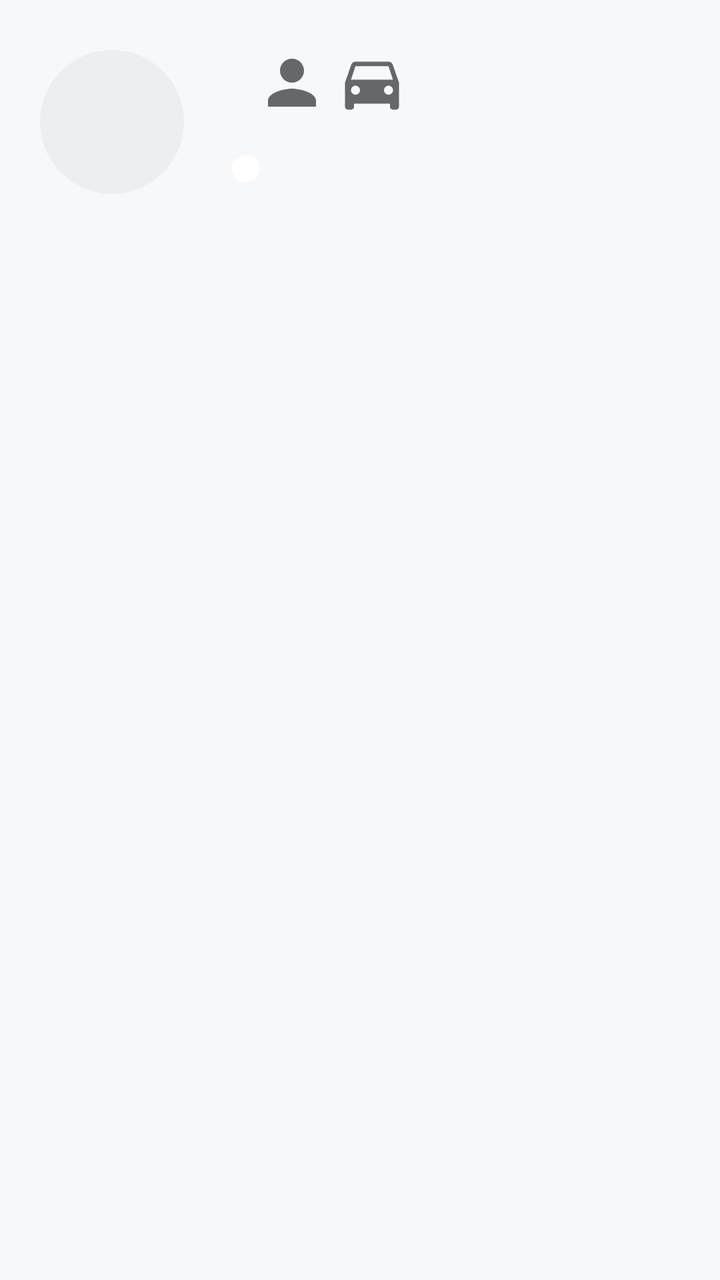
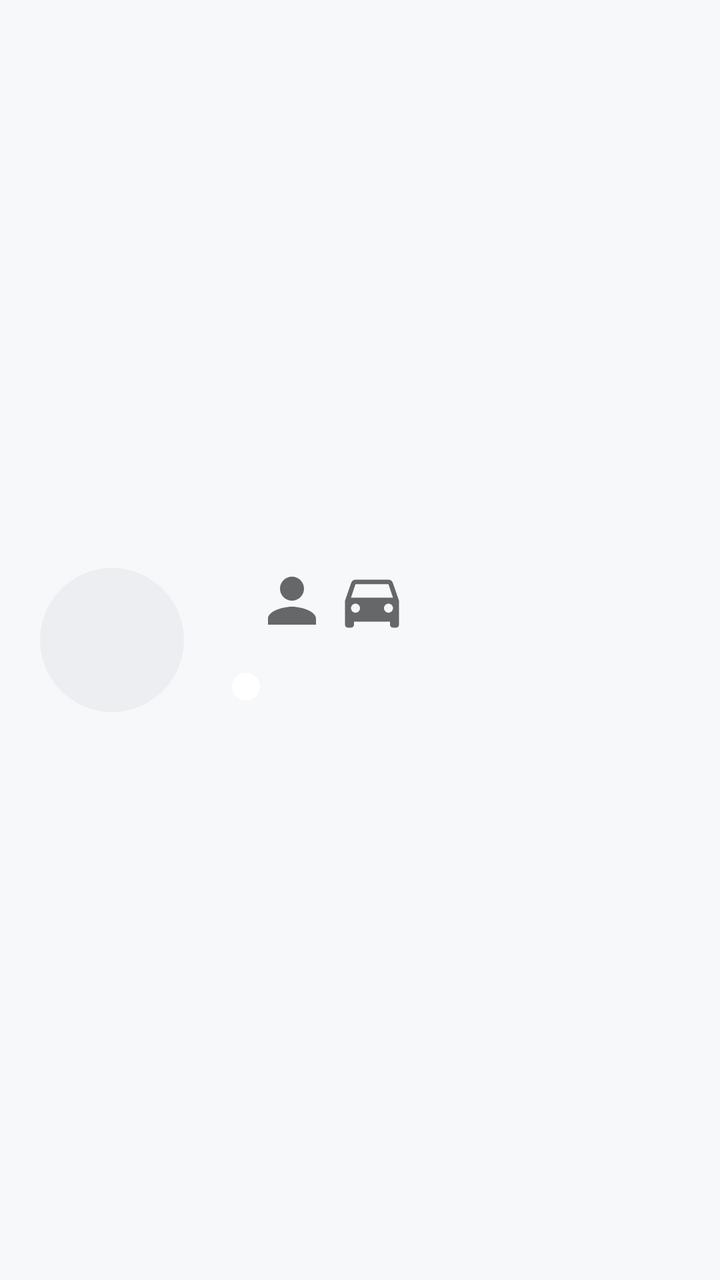

Two renders of the same Android screen: before a commit and after it. Below are the layout's source before the change and the commit's diff.
<!-- AndroidManifest.xml: application theme Theme.PleosFinder -->
<!-- res/layout/item_contact.xml -->
<?xml version="1.0" encoding="utf-8"?>
<LinearLayout xmlns:android="http://schemas.android.com/apk/res/android"
    android:layout_width="match_parent"
    android:layout_height="wrap_content"
    android:background="@drawable/pleos_bg_row"
    android:orientation="vertical"
    android:padding="20dp">

    <LinearLayout
        android:layout_width="match_parent"
        android:layout_height="wrap_content"
        android:gravity="center_vertical"
        android:orientation="horizontal">

        <TextView
            android:id="@+id/avatar"
            android:layout_width="72dp"
            android:layout_height="72dp"
            android:background="@drawable/pleos_bg_avatar"
            android:gravity="center"
            android:textAppearance="@style/TextAppearance.Pleos.TitleSmall" />

        <LinearLayout
            android:layout_width="0dp"
            android:layout_height="wrap_content"
            android:layout_marginStart="24dp"
            android:layout_weight="1"
            android:orientation="vertical">

            <LinearLayout
                android:layout_width="wrap_content"
                android:layout_height="wrap_content"
                android:gravity="center_vertical"
                android:orientation="horizontal">

                <TextView
                    android:id="@+id/name"
                    android:layout_width="wrap_content"
                    android:layout_height="wrap_content"
                    android:textAppearance="@style/TextAppearance.Pleos.TitleSmall" />

                <ImageView
                    android:id="@+id/personIcon"
                    android:layout_width="36dp"
                    android:layout_height="36dp"
                    android:layout_marginStart="12dp"
                    android:contentDescription="Finder 폰 앱 사용"
                    android:src="@drawable/pleos_ic_person" />

                <ImageView
                    android:id="@+id/carIcon"
                    android:layout_width="36dp"
                    android:layout_height="36dp"
                    android:layout_marginStart="4dp"
                    android:contentDescription="Pleos 차량 운전"
                    android:src="@drawable/pleos_ic_car" />
            </LinearLayout>

            <LinearLayout
                android:layout_width="wrap_content"
                android:layout_height="wrap_content"
                android:layout_marginTop="4dp"
                android:gravity="center_vertical"
                android:orientation="horizontal">

                <View
                    android:id="@+id/dot"
                    android:layout_width="14dp"
                    android:layout_height="14dp"
                    android:layout_marginEnd="10dp"
                    android:background="@drawable/pleos_dot" />

                <TextView
                    android:id="@+id/status"
                    android:layout_width="wrap_content"
                    android:layout_height="wrap_content"
                    android:textAppearance="@style/TextAppearance.Pleos.BodySmall" />
            </LinearLayout>
        </LinearLayout>
    </LinearLayout>

    <LinearLayout
        android:id="@+id/actions"
        android:layout_width="match_parent"
        android:layout_height="wrap_content"
        android:layout_marginTop="20dp"
        android:orientation="horizontal"
        android:visibility="gone" />
</LinearLayout>
<!-- resources referenced by this layout -->
<resources>
  <!-- drawable pleos_bg_avatar (drawable) -->
  <?xml version="1.0" encoding="utf-8"?>
  <shape xmlns:android="http://schemas.android.com/apk/res/android" android:shape="oval">
      <solid android:color="@color/pleos_surface_high" />
  </shape>
  <!-- drawable pleos_dot (drawable) -->
  <?xml version="1.0" encoding="utf-8"?>
  <shape xmlns:android="http://schemas.android.com/apk/res/android" android:shape="oval">
      <solid android:color="@android:color/white" />
  </shape>
  <!-- drawable pleos_ic_person (drawable) -->
  <?xml version="1.0" encoding="utf-8"?>
  <vector xmlns:android="http://schemas.android.com/apk/res/android"
      android:width="24dp" android:height="24dp" android:viewportWidth="24" android:viewportHeight="24"
      android:tint="@color/pleos_text_tertiary">
      <path android:fillColor="@android:color/white"
          android:pathData="M12,12c2.21,0 4,-1.79 4,-4s-1.79,-4 -4,-4 -4,1.79 -4,4 1.79,4 4,4zM12,14c-2.67,0 -8,1.34 -8,4v2h16v-2c0,-2.66 -5.33,-4 -8,-4z" />
  </vector>
  <style name="TextAppearance.Pleos.BodySmall" parent="">
          <item name="android:textSize">@dimen/pleos_text_body_small</item>
          <item name="android:textColor">@color/pleos_text_tertiary</item>
          <item name="android:lineSpacingMultiplier">1.2</item>
      </style>
  <style name="TextAppearance.Pleos.TitleSmall" parent="">
          <item name="android:textSize">@dimen/pleos_text_title_small</item>
          <item name="android:textStyle">bold</item>
          <item name="android:textColor">@color/pleos_text_primary</item>
      </style>
  <color name="pleos_surface_high">@color/pleos_basic_100</color>
  <color name="pleos_button_basic_pressed">#1A131417</color>
  <dimen name="pleos_button_radius_medium">24dp</dimen>
  <color name="pleos_button_basic_enabled">#0D131417</color>
  <color name="pleos_text_tertiary">#A3131417</color>
  <dimen name="pleos_text_body_small">26sp</dimen>
  <dimen name="pleos_text_title_small">32sp</dimen>
  <color name="pleos_text_primary">#FF131417</color>
  <color name="pleos_basic_600">#44464E</color>
  <color name="pleos_basic_700">#313236</color>
  <color name="pleos_text_on_filled">#FFFFFFFF</color>
  <color name="pleos_informative_active">#02C265</color>
  <color name="pleos_basic_00">#FFFFFF</color>
  <color name="pleos_background_primary">@color/pleos_basic_50</color>
  <color name="pleos_text_secondary">#D6131417</color>
  <color name="pleos_basic_100">#EDEEF2</color>
  <color name="pleos_basic_50">#F7F8FA</color>
  <style name="Pleos.DialogTitle" parent="">
          <item name="android:textAppearance">@style/TextAppearance.Pleos.TitleSmall</item>
      </style>
  <style name="TextAppearance.Pleos.Body" parent="">
          <item name="android:textSize">@dimen/pleos_text_body</item>
          <item name="android:textColor">@color/pleos_text_secondary</item>
          <item name="android:lineSpacingMultiplier">1.2</item>
      </style>
  <color name="pleos_surface_basic">@color/pleos_basic_00</color>
  <style name="Widget.Pleos.Button.Filled">
          <item name="android:minHeight">@dimen/pleos_button_height_large</item>
          <item name="android:background">@drawable/pleos_bg_button_filled</item>
          <item name="android:textColor">@color/pleos_button_text_filled</item>
      </style>
  <style name="Widget.Pleos.Button.Basic">
          <item name="android:minHeight">@dimen/pleos_button_height_medium</item>
          <item name="android:background">@drawable/pleos_bg_button_basic</item>
          <item name="android:textColor">@color/pleos_button_text_basic</item>
      </style>
  <dimen name="pleos_text_body">28sp</dimen>
  <dimen name="pleos_button_height_large">100dp</dimen>
  <dimen name="pleos_button_height_medium">80dp</dimen>
  <color name="pleos_button_disabled">#0D131417</color>
  <dimen name="pleos_button_radius_large">32dp</dimen>
  <color name="pleos_button_filled_pressed">@color/pleos_basic_700</color>
  <color name="pleos_button_filled_enabled">@color/pleos_basic_600</color>
  <!-- unchanged entries left out for length: 6 -->
</resources>

<!-- the commit's change to res/layout/item_contact.xml (unified diff, before → after) -->
@@ -3,87 +3,89 @@
     android:layout_width="match_parent"
     android:layout_height="wrap_content"
     android:background="@drawable/pleos_bg_row"
-    android:orientation="vertical"
-    android:padding="20dp">
+    android:gravity="center_vertical"
+    android:minHeight="128dp"
+    android:orientation="horizontal"
+    android:paddingStart="20dp"
+    android:paddingTop="16dp"
+    android:paddingEnd="20dp"
+    android:paddingBottom="16dp">
+
+    <TextView
+        android:id="@+id/avatar"
+        android:layout_width="72dp"
+        android:layout_height="72dp"
+        android:background="@drawable/pleos_bg_avatar"
+        android:gravity="center"
+        android:textAppearance="@style/TextAppearance.Pleos.TitleSmall" />
 
     <LinearLayout
-        android:layout_width="match_parent"
+        android:layout_width="0dp"
         android:layout_height="wrap_content"
-        android:gravity="center_vertical"
-        android:orientation="horizontal">
-
-        <TextView
-            android:id="@+id/avatar"
-            android:layout_width="72dp"
-            android:layout_height="72dp"
-            android:background="@drawable/pleos_bg_avatar"
-            android:gravity="center"
-            android:textAppearance="@style/TextAppearance.Pleos.TitleSmall" />
+        android:layout_marginStart="24dp"
+        android:layout_weight="1"
+        android:orientation="vertical">
 
         <LinearLayout
-            android:layout_width="0dp"
+            android:layout_width="wrap_content"
             android:layout_height="wrap_content"
-            android:layout_marginStart="24dp"
-            android:layout_weight="1"
-            android:orientation="vertical">
+            android:gravity="center_vertical"
+            android:orientation="horizontal">
 
-            <LinearLayout
+            <TextView
+                android:id="@+id/name"
                 android:layout_width="wrap_content"
                 android:layout_height="wrap_content"
-                android:gravity="center_vertical"
-                android:orientation="horizontal">
+                android:maxLines="1"
+                android:textAppearance="@style/TextAppearance.Pleos.TitleSmall" />
 
-                <TextView
-                    android:id="@+id/name"
-                    android:layout_width="wrap_content"
-                    android:layout_height="wrap_content"
-                    android:textAppearance="@style/TextAppearance.Pleos.TitleSmall" />
+            <ImageView
+                android:id="@+id/personIcon"
+                android:layout_width="36dp"
+                android:layout_height="36dp"
+                android:layout_marginStart="12dp"
+                android:contentDescription="Finder 폰 앱 사용"
+                android:src="@drawable/pleos_ic_person" />
 
-                <ImageView
-                    android:id="@+id/personIcon"
-                    android:layout_width="36dp"
-                    android:layout_height="36dp"
-                    android:layout_marginStart="12dp"
-                    android:contentDescription="Finder 폰 앱 사용"
-                    android:src="@drawable/pleos_ic_person" />
+            <ImageView
+                android:id="@+id/carIcon"
+                android:layout_width="36dp"
+                android:layout_height="36dp"
+                android:layout_marginStart="4dp"
+                android:contentDescription="Pleos 차량 운전"
+                android:src="@drawable/pleos_ic_car" />
+        </LinearLayout>
 
-                <ImageView
-                    android:id="@+id/carIcon"
-                    android:layout_width="36dp"
-                    android:layout_height="36dp"
-                    android:layout_marginStart="4dp"
-                    android:contentDescription="Pleos 차량 운전"
-                    android:src="@drawable/pleos_ic_car" />
-            </LinearLayout>
+        <LinearLayout
+            android:layout_width="wrap_content"
+            android:layout_height="wrap_content"
+            android:layout_marginTop="4dp"
+            android:gravity="center_vertical"
+            android:orientation="horizontal">
 
-            <LinearLayout
+            <View
+                android:id="@+id/dot"
+                android:layout_width="14dp"
+                android:layout_height="14dp"
+                android:layout_marginEnd="10dp"
+                android:background="@drawable/pleos_dot" />
+
+            <TextView
+                android:id="@+id/status"
                 android:layout_width="wrap_content"
                 android:layout_height="wrap_content"
-                android:layout_marginTop="4dp"
-                android:gravity="center_vertical"
-                android:orientation="horizontal">
-
-                <View
-                    android:id="@+id/dot"
-                    android:layout_width="14dp"
-                    android:layout_height="14dp"
-                    android:layout_marginEnd="10dp"
-                    android:background="@drawable/pleos_dot" />
-
-                <TextView
-                    android:id="@+id/status"
-                    android:layout_width="wrap_content"
-                    android:layout_height="wrap_content"
-                    android:textAppearance="@style/TextAppearance.Pleos.BodySmall" />
-            </LinearLayout>
+                android:ellipsize="end"
+                android:maxLines="2"
+                android:textAppearance="@style/TextAppearance.Pleos.BodySmall" />
         </LinearLayout>
     </LinearLayout>
 
     <LinearLayout
         android:id="@+id/actions"
-        android:layout_width="match_parent"
+        android:layout_width="wrap_content"
         android:layout_height="wrap_content"
-        android:layout_marginTop="20dp"
+        android:layout_marginStart="24dp"
+        android:gravity="center_vertical"
         android:orientation="horizontal"
         android:visibility="gone" />
 </LinearLayout>
